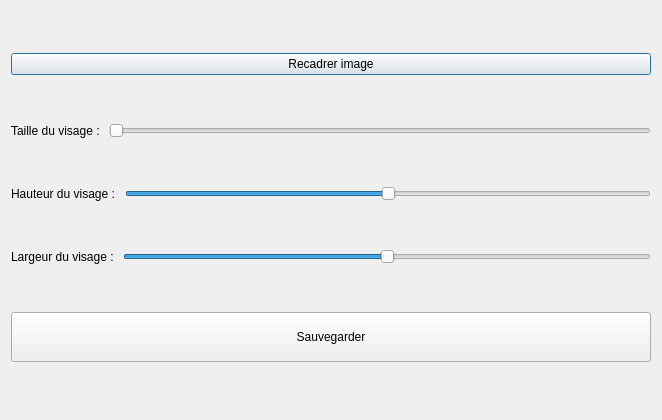
The window that conceptionplanche.ui (clement-roblot/generateur-de-photo-identite) describes before a commit, drawn with Qt 5.
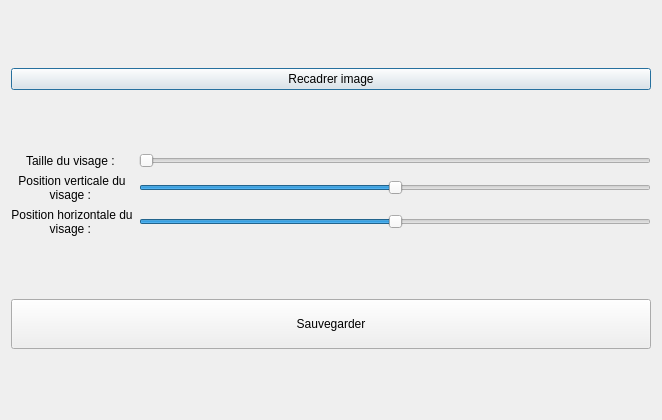
The same window after the commit.

The edit to the form file:
```diff
--- a/conceptionplanche.ui
+++ b/conceptionplanche.ui
@@ -27,33 +27,54 @@
       </widget>
      </item>
      <item>
-      <layout class="QHBoxLayout" name="horizontalLayout_2">
-       <item>
+      <layout class="QGridLayout" name="gridLayout">
+       <item row="2" column="0">
+        <widget class="QLabel" name="label_3">
+         <property name="text">
+          <string>Position horizontale du visage : </string>
+         </property>
+         <property name="alignment">
+          <set>Qt::AlignCenter</set>
+         </property>
+         <property name="wordWrap">
+          <bool>true</bool>
+         </property>
+        </widget>
+       </item>
+       <item row="0" column="0">
         <widget class="QLabel" name="label">
          <property name="text">
           <string>Taille du visage : </string>
          </property>
-        </widget>
-       </item>
-       <item>
-        <widget class="QSlider" name="tailleDuVisage">
-         <property name="orientation">
-          <enum>Qt::Horizontal</enum>
+         <property name="alignment">
+          <set>Qt::AlignCenter</set>
          </property>
+         <property name="wordWrap">
+          <bool>true</bool>
+         </property>
         </widget>
        </item>
-      </layout>
-     </item>
-     <item>
-      <layout class="QHBoxLayout" name="horizontalLayout_3">
-       <item>
+       <item row="1" column="0">
         <widget class="QLabel" name="label_2">
          <property name="text">
-          <string>Hauteur du visage : </string>
+          <string>Position verticale du visage : </string>
          </property>
+         <property name="alignment">
+          <set>Qt::AlignCenter</set>
+         </property>
+         <property name="wordWrap">
+          <bool>true</bool>
+         </property>
         </widget>
        </item>
-       <item>
+       <item row="0" column="1">
+        <widget class="QSlider" name="tailleDuVisage">
+         <property name="orientation">
+          <enum>Qt::Horizontal</enum>
+         </property>
+        </widget>
+       </item>
+       <item row="1" column="1">
         <widget class="QSlider" name="hauteurDuVisage">
          <property name="minimum">
           <number>-10</number>
@@ -66,18 +87,7 @@
          </property>
         </widget>
        </item>
-      </layout>
-     </item>
-     <item>
-      <layout class="QHBoxLayout" name="horizontalLayout_4">
-       <item>
-        <widget class="QLabel" name="label_3">
-         <property name="text">
-          <string>Largeur du visage : </string>
-         </property>
-        </widget>
-       </item>
-       <item>
+       <item row="2" column="1">
         <widget class="QSlider" name="largeurDuVisage">
          <property name="minimum">
           <number>-10</number>
```
